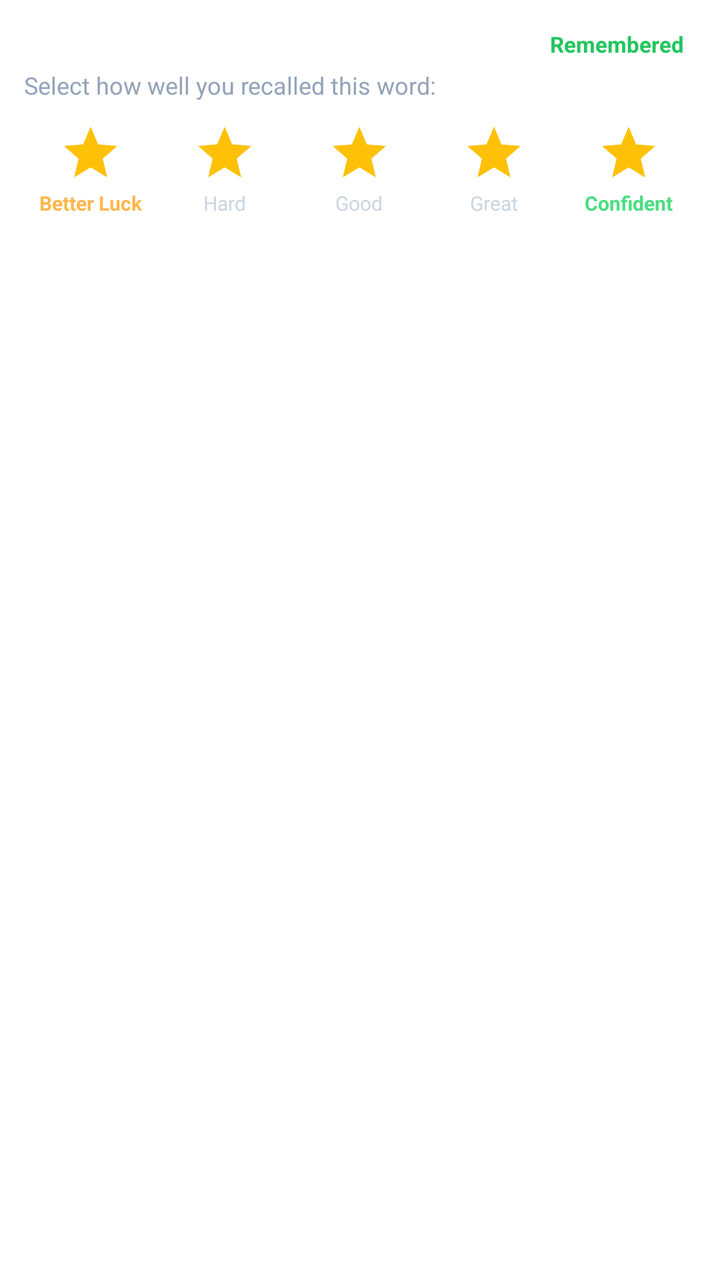
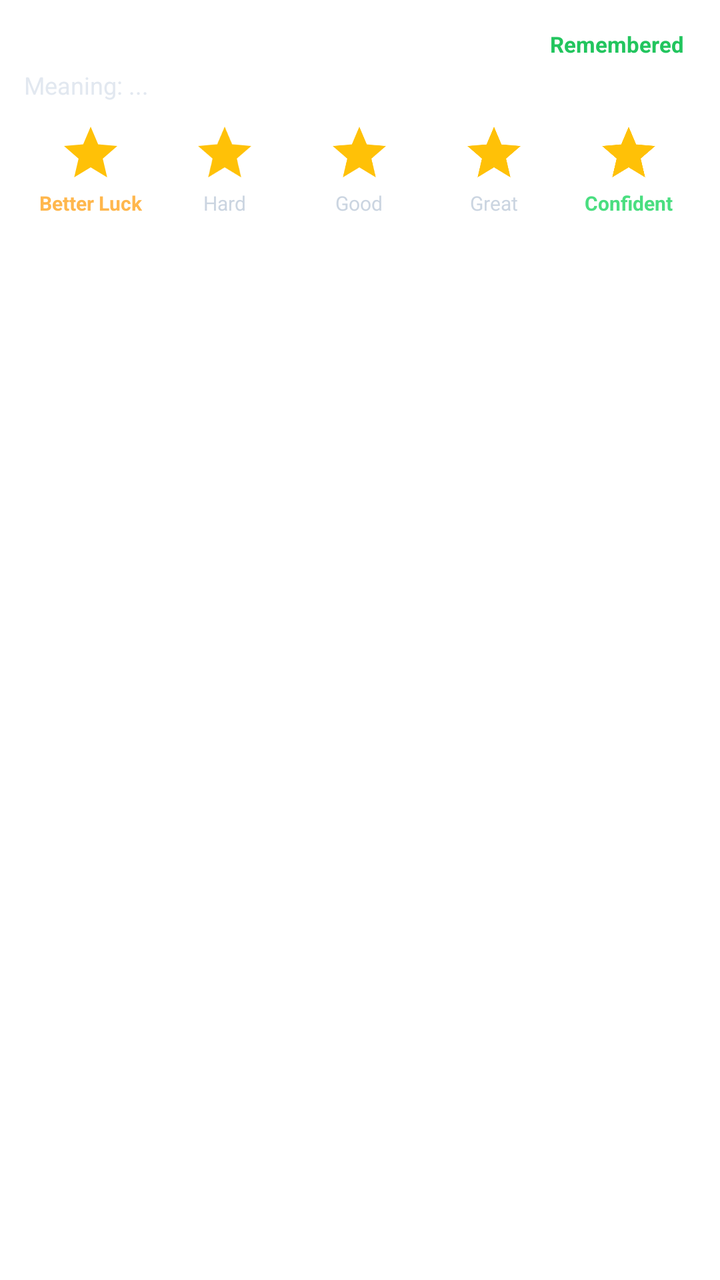

Compare the two renders of this Android layout. The source of the first and the diff that turns it into the second are given below.
<!-- AndroidManifest.xml: application theme Theme.PP -->
<!-- res/layout/notification_vocabulary_rating.xml -->
<?xml version="1.0" encoding="utf-8"?>
<LinearLayout xmlns:android="http://schemas.android.com/apk/res/android"
    android:layout_width="match_parent"
    android:layout_height="wrap_content"
    android:orientation="vertical"
    android:padding="12dp">

    
    <LinearLayout
        android:layout_width="match_parent"
        android:layout_height="wrap_content"
        android:gravity="center_vertical"
        android:orientation="horizontal">

        <TextView
            android:id="@+id/tv_rating_title"
            android:layout_width="0dp"
            android:layout_height="wrap_content"
            android:layout_weight="1"
            android:ellipsize="end"
            android:singleLine="true"
            android:text="Rate Recall: Word"
            android:textColor="#FFFFFF"
            android:textSize="15sp"
            android:textStyle="bold" />

        <TextView
            android:id="@+id/tv_rating_status"
            android:layout_width="wrap_content"
            android:layout_height="wrap_content"
            android:paddingHorizontal="6dp"
            android:paddingVertical="2dp"
            android:text="Remembered"
            android:textColor="#22C55E"
            android:textSize="11sp"
            android:textStyle="bold" />
    </LinearLayout>

    <TextView
        android:id="@+id/tv_rating_subtitle"
        android:layout_width="match_parent"
        android:layout_height="wrap_content"
        android:layout_marginTop="2dp"
        android:layout_marginBottom="8dp"
        android:text="Select how well you recalled this word:"
        android:textColor="#94A3B8"
        android:textSize="12sp" />

    
    <LinearLayout
        android:layout_width="match_parent"
        android:layout_height="wrap_content"
        android:baselineAligned="false"
        android:gravity="center"
        android:orientation="horizontal">

        
        <LinearLayout
            android:id="@+id/star_1"
            android:layout_width="0dp"
            android:layout_height="wrap_content"
            android:layout_weight="1"
            android:clickable="true"
            android:focusable="true"
            android:gravity="center"
            android:orientation="vertical"
            android:padding="2dp">

            <ImageView
                android:layout_width="32dp"
                android:layout_height="32dp"
                android:contentDescription="@null"
                android:src="@drawable/ic_star" />



            <TextView
                android:layout_width="wrap_content"
                android:layout_height="wrap_content"
                android:layout_marginTop="2dp"
                android:ellipsize="none"
                android:singleLine="true"
                android:text="Better Luck"
                android:textColor="#FFB74D"
                android:textSize="10sp"
                android:textStyle="bold" />
        </LinearLayout>

        
        <LinearLayout
            android:id="@+id/star_2"
            android:layout_width="0dp"
            android:layout_height="wrap_content"
            android:layout_weight="1"
            android:clickable="true"
            android:focusable="true"
            android:gravity="center"
            android:orientation="vertical"
            android:padding="2dp">

            <ImageView
                android:layout_width="32dp"
                android:layout_height="32dp"
                android:contentDescription="@null"
                android:src="@drawable/ic_star" />

            <TextView
                android:layout_width="wrap_content"
                android:layout_height="wrap_content"
                android:layout_marginTop="2dp"
                android:singleLine="true"
                android:text="Hard"
                android:textColor="#CBD5E1"
                android:textSize="10sp" />
        </LinearLayout>

        
        <LinearLayout
            android:id="@+id/star_3"
            android:layout_width="0dp"
            android:layout_height="wrap_content"
            android:layout_weight="1"
            android:clickable="true"
            android:focusable="true"
            android:gravity="center"
            android:orientation="vertical"
            android:padding="2dp">

            <ImageView
                android:layout_width="32dp"
                android:layout_height="32dp"
                android:contentDescription="@null"
                android:src="@drawable/ic_star" />

            <TextView
                android:layout_width="wrap_content"
                android:layout_height="wrap_content"
                android:layout_marginTop="2dp"
                android:singleLine="true"
                android:text="Good"
                android:textColor="#CBD5E1"
                android:textSize="10sp" />
        </LinearLayout>

        
        <LinearLayout
            android:id="@+id/star_4"
            android:layout_width="0dp"
            android:layout_height="wrap_content"
            android:layout_weight="1"
            android:clickable="true"
            android:focusable="true"
            android:gravity="center"
            android:orientation="vertical"
            android:padding="2dp">

            <ImageView
                android:layout_width="32dp"
                android:layout_height="32dp"
                android:contentDescription="@null"
                android:src="@drawable/ic_star" />

            <TextView
                android:layout_width="wrap_content"
                android:layout_height="wrap_content"
                android:layout_marginTop="2dp"
                android:singleLine="true"
                android:text="Great"
                android:textColor="#CBD5E1"
                android:textSize="10sp" />
        </LinearLayout>

        
        <LinearLayout
            android:id="@+id/star_5"
            android:layout_width="0dp"
            android:layout_height="wrap_content"
            android:layout_weight="1"
            android:clickable="true"
            android:focusable="true"
            android:gravity="center"
            android:orientation="vertical"
            android:padding="2dp">

            <ImageView
                android:layout_width="32dp"
                android:layout_height="32dp"
                android:contentDescription="@null"
                android:src="@drawable/ic_star" />

            <TextView
                android:layout_width="wrap_content"
                android:layout_height="wrap_content"
                android:layout_marginTop="2dp"
                android:ellipsize="none"
                android:singleLine="true"
                android:text="Confident"
                android:textColor="#4ADE80"
                android:textSize="10sp"
                android:textStyle="bold" />
        </LinearLayout>

    </LinearLayout>
</LinearLayout>
<!-- resources referenced by this layout -->
<resources>
  <!-- drawable ic_star (drawable) -->
  <vector xmlns:android="http://schemas.android.com/apk/res/android"
      android:width="24dp"
      android:height="24dp"
      android:viewportWidth="24"
      android:viewportHeight="24">
      <path
          android:fillColor="#FFC107"
          android:pathData="M12,17.27L18.18,21l-1.64,-7.03L22,9.24l-7.19,-0.61L12,2L9.19,8.63L2,9.24l5.46,4.73L5.82,21z"/>
  </vector>
  <style name="Theme.PP" parent="Theme.MaterialComponents.DayNight.NoActionBar">
          
          <item name="colorPrimary">@color/accent_purple</item>
          <item name="colorPrimaryVariant">@color/selected_date_bg</item>
          <item name="colorOnPrimary">@color/white</item>
          
          <item name="colorSecondary">@color/accent_pink</item>
          <item name="colorSecondaryVariant">@color/accent_pink</item>
          <item name="colorOnSecondary">@color/black</item>
          
          <item name="android:statusBarColor">@color/background</item>
          
      </style>
  <color name="accent_purple">#A855F7</color>
  <color name="selected_date_bg">#9333EA</color>
  <color name="white">#FFFFFFFF</color>
  <color name="accent_pink">#EC4899</color>
  <color name="black">#FF000000</color>
  <color name="background">#0D0D12</color>
</resources>

<!-- the commit's change to res/layout/notification_vocabulary_rating.xml (unified diff, before → after) -->
@@ -42,8 +42,10 @@
         android:layout_height="wrap_content"
         android:layout_marginTop="2dp"
         android:layout_marginBottom="8dp"
-        android:text="Select how well you recalled this word:"
-        android:textColor="#94A3B8"
+        android:ellipsize="end"
+        android:maxLines="3"
+        android:text="Meaning: ..."
+        android:textColor="#E2E8F0"
         android:textSize="12sp" />
 
     
@@ -72,8 +74,6 @@
                 android:contentDescription="@null"
                 android:src="@drawable/ic_star" />
 
-
-
             <TextView
                 android:layout_width="wrap_content"
                 android:layout_height="wrap_content"
